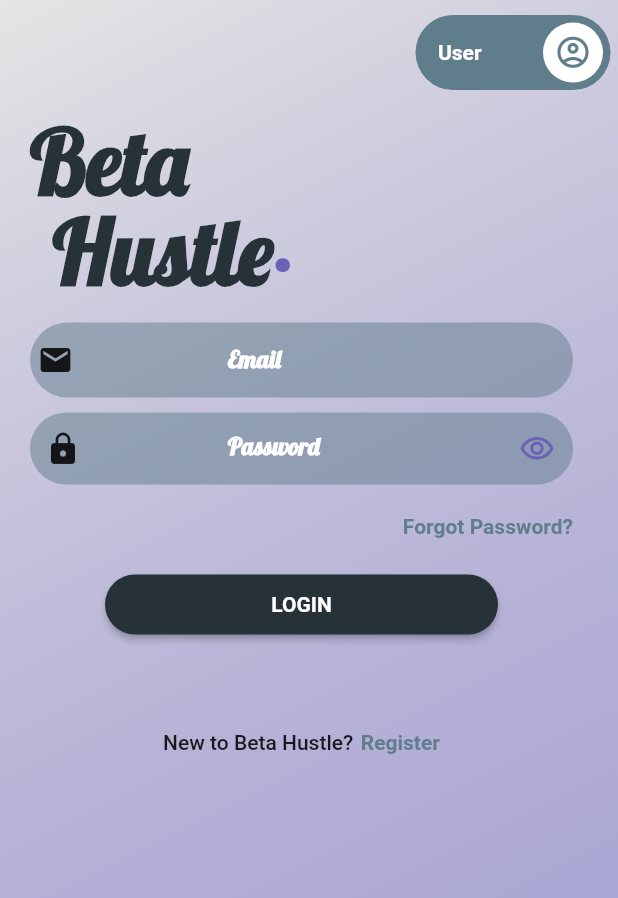
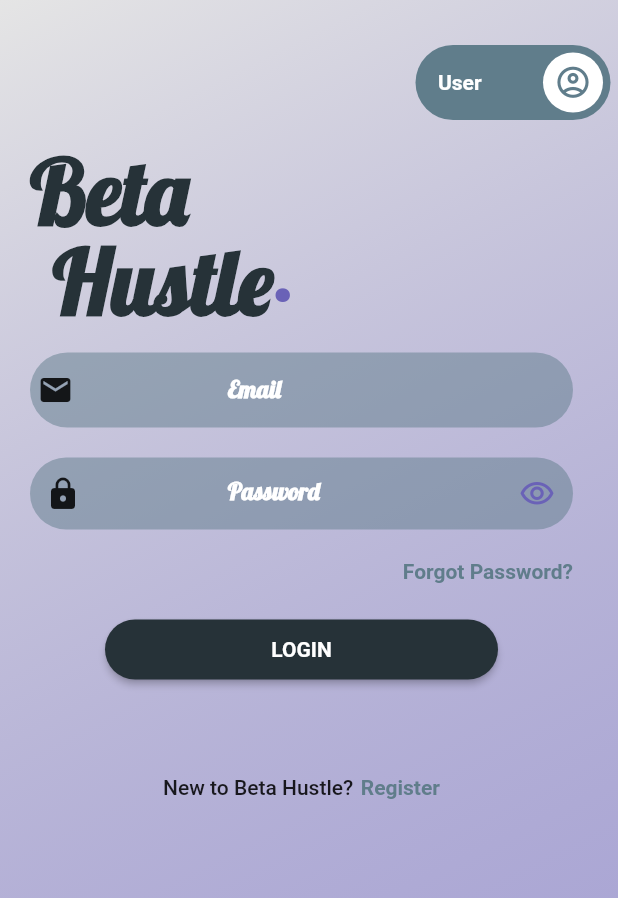
Before and after one commit to Kwakyecodes/Beta_Hustle, a Flutter app: the screen it shows after launch, on a phone screen of 412 x 824 dp. Shown: the top 898 px of the screen. Run offline on Flutter 3.47's test engine with Material 2 defaults, Android fonts, the phone set to English and light mode, and no system bars; drawn by our look-alikes of lite_rolling_switch.

Commit message:
Prevented Keyboard from Covering text fields

```diff
--- a/lib/Screens/Both/login_page.dart
+++ b/lib/Screens/Both/login_page.dart
@@ -18,9 +18,10 @@ class _LoginPageState extends State<LoginPage> {
   Widget build(BuildContext context) {
     return Scaffold(
 
-      resizeToAvoidBottomInset: false,
-      body: Container(
-
+      resizeToAvoidBottomInset: true,
+      body: SingleChildScrollView(
+        child: Container(
+          height: MediaQuery.of(context).size.height,
           decoration: BoxDecoration(
             gradient: LinearGradient(
               colors: [
@@ -34,9 +35,10 @@ class _LoginPageState extends State<LoginPage> {
           ),
 
 
-        child: ListView(
+
+          child: Column(
             // crossAxisAlignment: CrossAxisAlignment.start,
-          scrollDirection: Axis.vertical,
+
 
             children: [
              Container(
@@ -45,7 +47,7 @@ class _LoginPageState extends State<LoginPage> {
 
                   Container(
                           alignment: Alignment(1.0,0.0),
-                        padding: EdgeInsets.only(top:10, right: 5),
+                          padding: EdgeInsets.only(top:30, right: 5),
                         child: Column(
                           children: [
 
@@ -68,8 +70,9 @@ class _LoginPageState extends State<LoginPage> {
                           ],
                         ),
                   ),
+
                    Container(
-                   padding: EdgeInsets.fromLTRB(20.0, 70.0, 0.0, 0.0),
+                     padding: EdgeInsets.fromLTRB(20.0, 90.0, 0.0, 0.0),
                      child: Text(
                        'Beta',
                        style: TextStyle(
@@ -81,7 +84,7 @@ class _LoginPageState extends State<LoginPage> {
                      ),
                    ),
                    Container(
-                   padding: EdgeInsets.fromLTRB(35.0, 130.0, 0.0, 0.0),
+                     padding: EdgeInsets.fromLTRB(35.0, 150.0, 0.0, 0.0),
                      child: Text(
                        'Hustle',
                        style: TextStyle(
@@ -93,7 +96,7 @@ class _LoginPageState extends State<LoginPage> {
                      ),
                    ),
                    Container(
-                   padding: EdgeInsets.fromLTRB(180.0, 125.0, 0.0, 0.0),
+                     padding: EdgeInsets.fromLTRB(180.0, 145.0, 0.0, 0.0),
                      child: Text(
                        '.',
                        style: TextStyle(
@@ -161,7 +164,7 @@ class _LoginPageState extends State<LoginPage> {
 
                       ),
                     ),
-                  SizedBox(height: 10.0,),
+                    SizedBox(height: 20.0,),
                     Container(
                       padding: EdgeInsets.only(left: 10),
                       decoration: BoxDecoration(
@@ -262,28 +265,7 @@ class _LoginPageState extends State<LoginPage> {
 
 
 
-                  // Container(
-                  //   height: 40,
-                  //   child: InkWell(
-                  //     onTap: (){
-                  //       Navigator.of(context).pushReplacementNamed('/jobRequest');
-                  //
-                  //     },
-                  //     child: Material(
 
-                  //
-                  //
-                  //         child: Center(
-                  //           child: Text("LOGIN",style: TextStyle(
-                  //             color: Colors.white,
-                  //             fontWeight: FontWeight.bold,
-                  //
-                  //           ),),
-                  //         ),
-                  //
-                  //     ),
-                  //   ),
-                  // ),
                     SizedBox(height: 60,),
                     Row(
                       mainAxisAlignment: MainAxisAlignment.center,
@@ -312,6 +294,7 @@ class _LoginPageState extends State<LoginPage> {
 
           ),
         ),
+      ),
 
     );
   }
```
Also changed, not shown: lib/Screens/Both/signup.dart (+10 -6 lines). Lines whose indentation alone changed are shown as unchanged.
